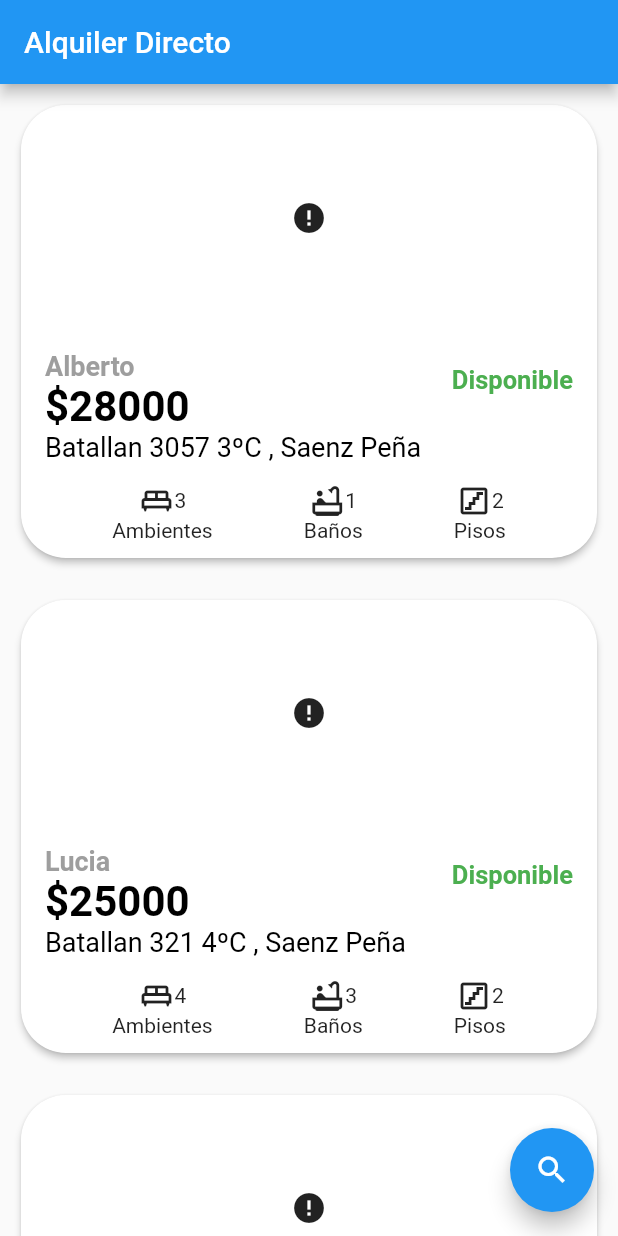
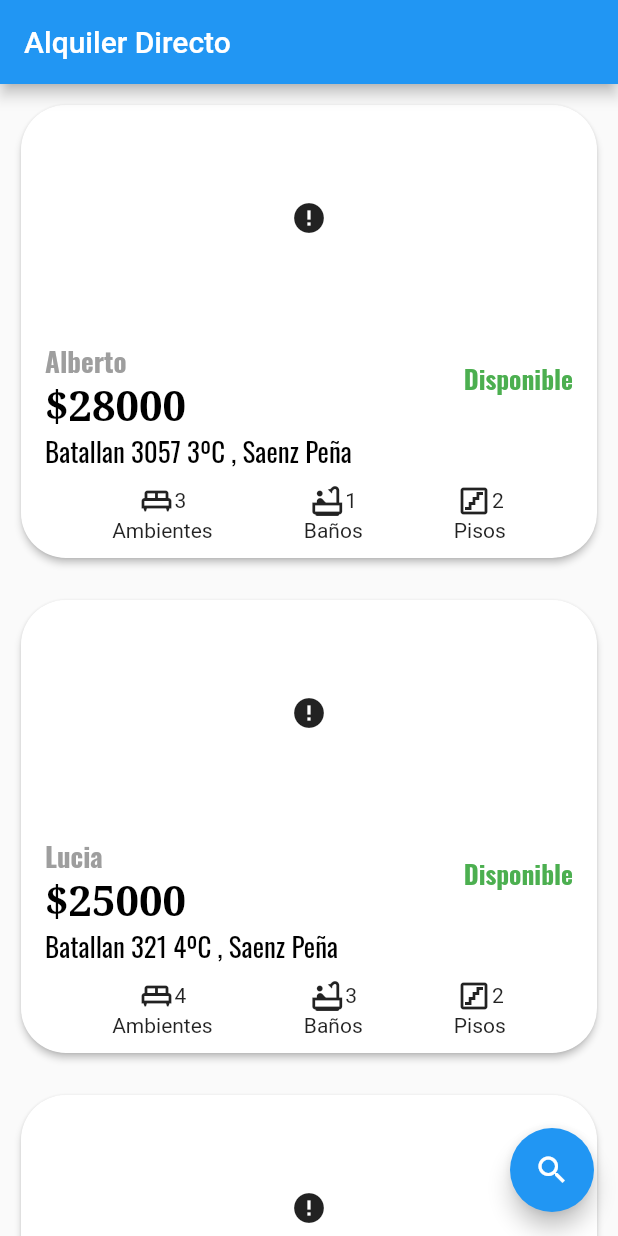
Before and after one commit to Gonzaa25/alquileres_app, a Flutter app: the screen it shows after launch, on a phone screen of 412 x 824 dp. Run offline on Flutter 3.47's test engine with Material 2 defaults, Android fonts, the phone set to English and light mode, and no system bars; drawn by our look-alikes of cached_network_image; our stand-ins replace google_fonts; network calls fail.

Commit message:
using google fonts

```diff
--- a/lib/widgets/homecard.dart
+++ b/lib/widgets/homecard.dart
@@ -1,6 +1,7 @@
 import 'package:alquileres_app/resources/data.dart';
 import 'package:cached_network_image/cached_network_image.dart';
 import 'package:flutter/material.dart';
+import 'package:google_fonts/google_fonts.dart';
 
 class HomeCard extends StatelessWidget {
   final Casa datos;
@@ -44,12 +45,12 @@ class HomeCard extends StatelessWidget {
                 children: [
                   ListTile(
                       trailing: Text('Disponible',
-                          style: TextStyle(
+                          style: GoogleFonts.oswald(
                               color: Colors.green,
                               fontSize: 17,
                               fontWeight: FontWeight.bold)),
                       title: Text(datos.propietario,
-                          style: TextStyle(
+                          style: GoogleFonts.oswald(
                               color: Colors.grey,
                               fontSize: 18,
                               fontWeight: FontWeight.bold)),
@@ -57,14 +58,14 @@ class HomeCard extends StatelessWidget {
                           text: TextSpan(children: [
                         TextSpan(
                             text: '\$${datos.precio}\n',
-                            style: TextStyle(
+                            style: GoogleFonts.notoSerif(
                                 color: Colors.black,
                                 fontSize: 28,
                                 fontWeight: FontWeight.bold)),
                         TextSpan(
                             text: datos.direccion,
-                            style:
-                                TextStyle(color: Colors.black, fontSize: 18)),
+                            style: GoogleFonts.oswald(
+                                color: Colors.black, fontSize: 18)),
                       ])),
                       isThreeLine: true)
                 ],
```
